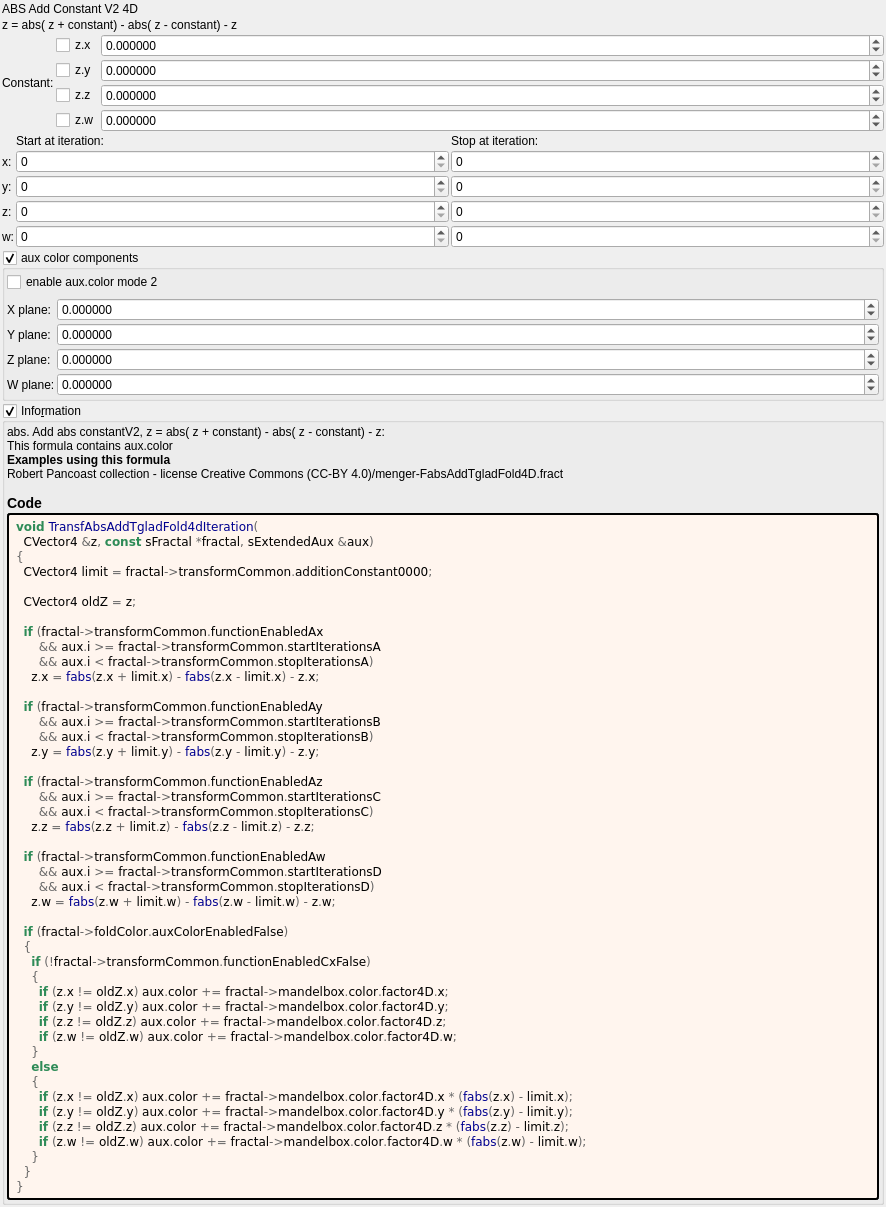
Old version of the form mandelbulber2/formula/ui/transf_abs_add_tglad_fold4d.ui in the repository buddhi1980/mandelbulber2.
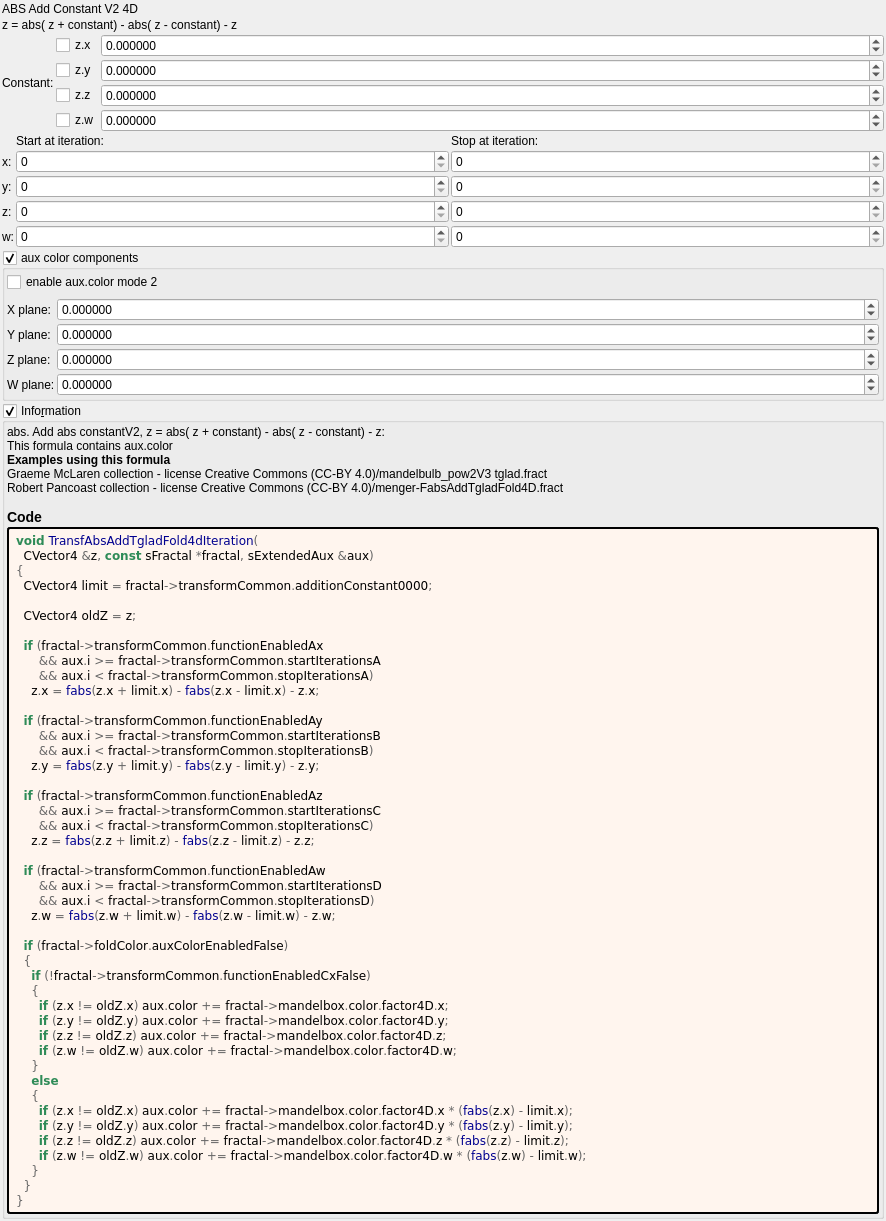
New version of the form. Custom widgets are drawn as their Qt base class.

The edit to the form file:
```diff
--- a/mandelbulber2/formula/ui/transf_abs_add_tglad_fold4d.ui
+++ b/mandelbulber2/formula/ui/transf_abs_add_tglad_fold4d.ui
@@ -548,7 +548,7 @@
         <property name="text">
          <string notr="true">&lt;p&gt;abs.  Add abs constantV2,  z = abs( z + constant) - abs( z - constant) - z:&lt;br&gt;This formula contains aux.color&lt;/p&gt;&lt;table&gt;
 &lt;/table&gt;
-&lt;br&gt;&lt;b&gt;Examples using this formula&lt;/b&gt;&lt;br&gt;Robert Pancoast collection - license Creative Commons (CC-BY 4.0)/menger-FabsAddTgladFold4D.fract&lt;h3&gt;Code&lt;/h3&gt;</string>
+&lt;br&gt;&lt;b&gt;Examples using this formula&lt;/b&gt;&lt;br&gt;Graeme McLaren  collection - license Creative Commons  (CC-BY 4.0)/mandelbulb_pow2V3 tglad.fract&lt;br&gt;Robert Pancoast collection - license Creative Commons (CC-BY 4.0)/menger-FabsAddTgladFold4D.fract&lt;h3&gt;Code&lt;/h3&gt;</string>
         </property>
         <property name="wordWrap">
          <bool>true</bool>
```
